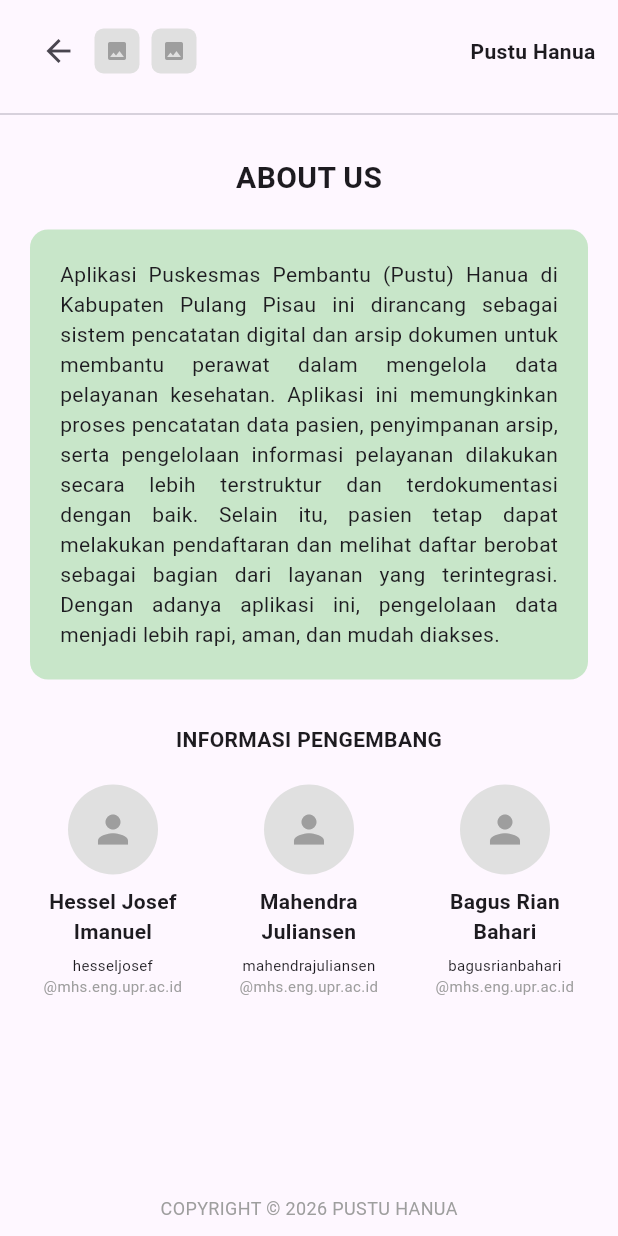
After one commit to hesselji/pustu_app_hanua, a Flutter app: the AboutUsPage screen opened directly, on a phone screen of 412 x 824 dp. The commit adds this screen. Run offline on Flutter 3.47's test engine with Material 3 defaults, Android fonts, the phone set to English and light mode, and no system bars; our stand-ins replace cloud_firestore, firebase_auth, firebase_core; accounts and stored records are empty.

Commit message:
Penambahan Halaman About Us

```diff
--- /dev/null
+++ b/lib/screens/mobile/about_us.dart
@@ -0,0 +1,208 @@
+import 'package:flutter/material.dart';
+
+class AboutUsPage extends StatelessWidget {
+  const AboutUsPage({super.key});
+
+  @override
+  Widget build(BuildContext context) {
+    return Scaffold(
+      body: SafeArea(
+        child: Column(
+          children: [
+            /// 🔹 HEADER CUSTOM
+            Padding(
+              padding: const EdgeInsets.symmetric(horizontal: 15, vertical: 10),
+              child: Row(
+                children: [
+                  /// BACK BUTTON
+                  IconButton(
+                    icon: const Icon(Icons.arrow_back),
+                    onPressed: () {
+                      Navigator.pop(context);
+                    },
+                  ),
+
+                  /// LOGO KEMENKES
+                  _logo(),
+
+                  const SizedBox(width: 8),
+
+                  /// LOGO BAKTI HUSADA
+                  _logo(),
+
+                  const Spacer(),
+
+                  /// TITLE
+                  const Text(
+                    "Pustu Hanua",
+                    style: TextStyle(fontWeight: FontWeight.bold),
+                  ),
+                ],
+              ),
+            ),
+
+            const Divider(),
+
+            /// 🔹 CONTENT
+            Expanded(
+              child: SingleChildScrollView(
+                child: Column(
+                  children: [
+                    const SizedBox(height: 20),
+
+                    /// TITLE
+                    const Text(
+                      "ABOUT US",
+                      style: TextStyle(
+                        fontSize: 20,
+                        fontWeight: FontWeight.bold,
+                      ),
+                    ),
+
+                    const SizedBox(height: 20),
+
+                    /// DESKRIPSI
+                    Container(
+                      margin: const EdgeInsets.symmetric(horizontal: 20),
+                      padding: const EdgeInsets.all(20),
+                      width: double.infinity,
+                      decoration: BoxDecoration(
+                        color: Colors.green[100],
+                        borderRadius: BorderRadius.circular(12),
+                      ),
+                      child: const Text(
+                        "Aplikasi Puskesmas Pembantu (Pustu) Hanua di Kabupaten Pulang Pisau ini dirancang sebagai sistem pencatatan digital dan arsip dokumen untuk membantu perawat dalam mengelola data pelayanan kesehatan. Aplikasi ini memungkinkan proses pencatatan data pasien, penyimpanan arsip, serta pengelolaan informasi pelayanan dilakukan secara lebih terstruktur dan terdokumentasi dengan baik. Selain itu, pasien tetap dapat melakukan pendaftaran dan melihat daftar berobat sebagai bagian dari layanan yang terintegrasi. Dengan adanya aplikasi ini, pengelolaan data menjadi lebih rapi, aman, dan mudah diakses.",
+                        textAlign: TextAlign.justify,
+                      ),
+                    ),
+
+                    const SizedBox(height: 30),
+
+                    /// INFORMASI PENGEMBANG
+                    const Text(
+                      "INFORMASI PENGEMBANG",
+                      style: TextStyle(fontWeight: FontWeight.bold),
+                    ),
+
+                    const SizedBox(height: 20),
+
+                    /// 🔹 DEVELOPER (SEJAJAR)
+                    Padding(
+                      padding: const EdgeInsets.symmetric(horizontal: 10),
+                      child: Row(
+                        crossAxisAlignment: CrossAxisAlignment.start,
+                        children: const [
+                          Expanded(
+                            child: DeveloperItem(
+                              name1: "Hessel Josef",
+                              name2: "Imanuel",
+                              email: "hesseljosef",
+                            ),
+                          ),
+                          Expanded(
+                            child: DeveloperItem(
+                              name1: "Mahendra",
+                              name2: "Juliansen",
+                              email: "mahendrajuliansen",
+                            ),
+                          ),
+                          Expanded(
+                            child: DeveloperItem(
+                              name1: "Bagus Rian",
+                              name2: "Bahari",
+                              email: "bagusrianbahari",
+                            ),
+                          ),
+                        ],
+                      ),
+                    ),
+
+                    const SizedBox(height: 30),
+                  ],
+                ),
+              ),
+            ),
+
+            /// 🔹 FOOTER
+            const Padding(
+              padding: EdgeInsets.only(bottom: 10),
+              child: Text(
+                "COPYRIGHT © 2026 PUSTU HANUA",
+                style: TextStyle(fontSize: 12, color: Colors.grey),
+              ),
+            ),
+          ],
+        ),
+      ),
+    );
+  }
+
+  /// 🔸 LOGO (placeholder)
+  Widget _logo() {
+    return Container(
+      width: 30,
+      height: 30,
+      decoration: BoxDecoration(
+        color: Colors.grey[300],
+        borderRadius: BorderRadius.circular(6),
+      ),
+      child: const Icon(Icons.image, size: 16, color: Colors.grey),
+    );
+  }
+}
+
+/// 🔸 DEVELOPER ITEM
+class DeveloperItem extends StatelessWidget {
+  final String name1;
+  final String name2;
+  final String email;
+
+  const DeveloperItem({
+    super.key,
+    required this.name1,
+    required this.name2,
+    required this.email,
+  });
+
+  @override
+  Widget build(BuildContext context) {
+    return Column(
+      children: [
+        /// FOTO
+        CircleAvatar(
+          radius: 30,
+          backgroundColor: Colors.grey[300],
+          child: const Icon(Icons.person, size: 30, color: Colors.grey),
+        ),
+
+        const SizedBox(height: 8),
+
+        /// NAMA (BOLD)
+        Text(
+          name1,
+          style: const TextStyle(fontWeight: FontWeight.bold),
+          textAlign: TextAlign.center,
+        ),
+        Text(
+          name2,
+          style: const TextStyle(fontWeight: FontWeight.bold),
+          textAlign: TextAlign.center,
+        ),
+
+        const SizedBox(height: 5),
+
+        /// EMAIL (2 BARIS)
+        Text(
+          email,
+          style: const TextStyle(fontSize: 10),
+          textAlign: TextAlign.center,
+        ),
+        const Text(
+          "@mhs.eng.upr.ac.id",
+          style: TextStyle(fontSize: 10, color: Colors.grey),
+          textAlign: TextAlign.center,
+        ),
+      ],
+    );
+  }
+}
--- a/lib/screens/mobile/patient_home_screen.dart
+++ b/lib/screens/mobile/patient_home_screen.dart
@@ -1,4 +1,5 @@
 import 'package:flutter/material.dart';
+import 'about_us.dart';
 
 class PatientHomeScreen extends StatelessWidget {
   const PatientHomeScreen({super.key});
@@ -9,7 +10,6 @@ class PatientHomeScreen extends StatelessWidget {
       body: SafeArea(
         child: Column(
           children: [
-
             /// 🔹 HEADER
             Padding(
               padding: const EdgeInsets.symmetric(horizontal: 15, vertical: 10),
@@ -45,10 +45,7 @@ class PatientHomeScreen extends StatelessWidget {
             /// 🔹 TITLE
             const Text(
               "BERANDA PASIEN",
-              style: TextStyle(
-                fontSize: 20,
-                fontWeight: FontWeight.bold,
-              ),
+              style: TextStyle(fontSize: 20, fontWeight: FontWeight.bold),
             ),
 
             const SizedBox(height: 20),
@@ -59,7 +56,6 @@ class PatientHomeScreen extends StatelessWidget {
                 padding: const EdgeInsets.symmetric(horizontal: 20),
                 child: ListView(
                   children: [
-
                     _menuCard(
                       title: "Daftar Berobat",
                       icon: Icons.medical_services,
@@ -87,7 +83,12 @@ class PatientHomeScreen extends StatelessWidget {
                       icon: Icons.info,
                       color: Colors.orange,
                       onTap: () {
-                        // TODO: ke halaman about
+                        Navigator.push(
+                          context,
+                          MaterialPageRoute(
+                            builder: (context) => const AboutUsPage(),
+                          ),
+                        );
                       },
                     ),
                   ],
@@ -152,7 +153,6 @@ class PatientHomeScreen extends StatelessWidget {
         ),
         child: Row(
           children: [
-
             /// ICON
             Container(
               width: 80,
@@ -183,7 +183,7 @@ class PatientHomeScreen extends StatelessWidget {
             const Padding(
               padding: EdgeInsets.only(right: 15),
               child: Icon(Icons.arrow_forward_ios, size: 16),
-            )
+            ),
           ],
         ),
       ),
```
